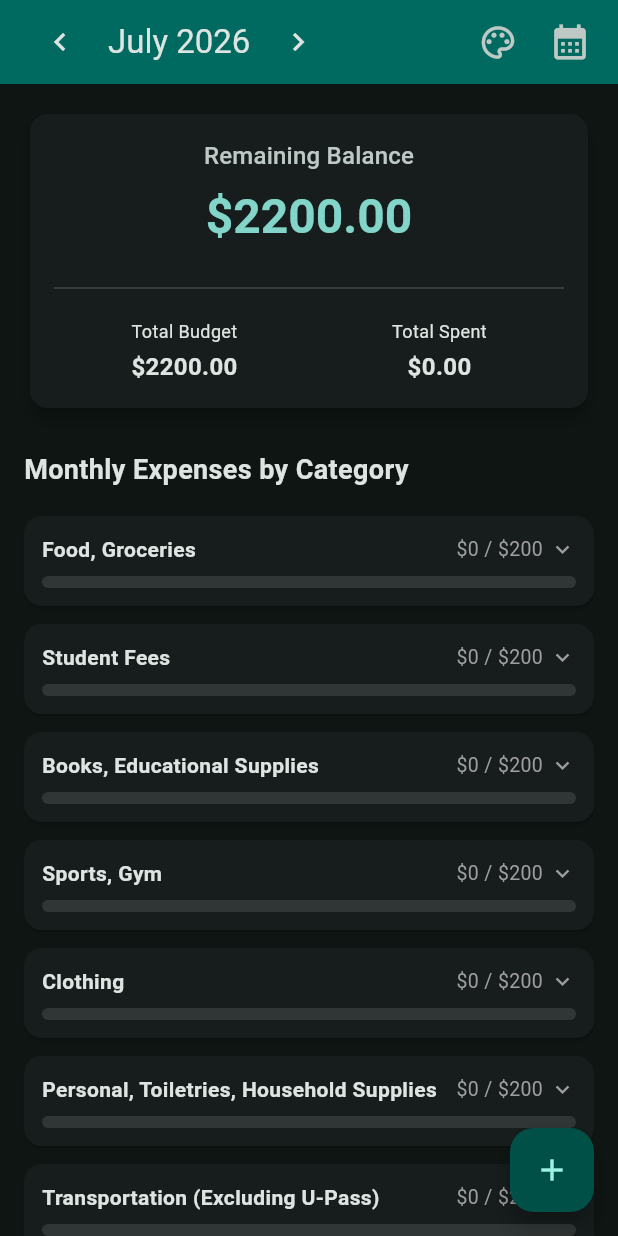
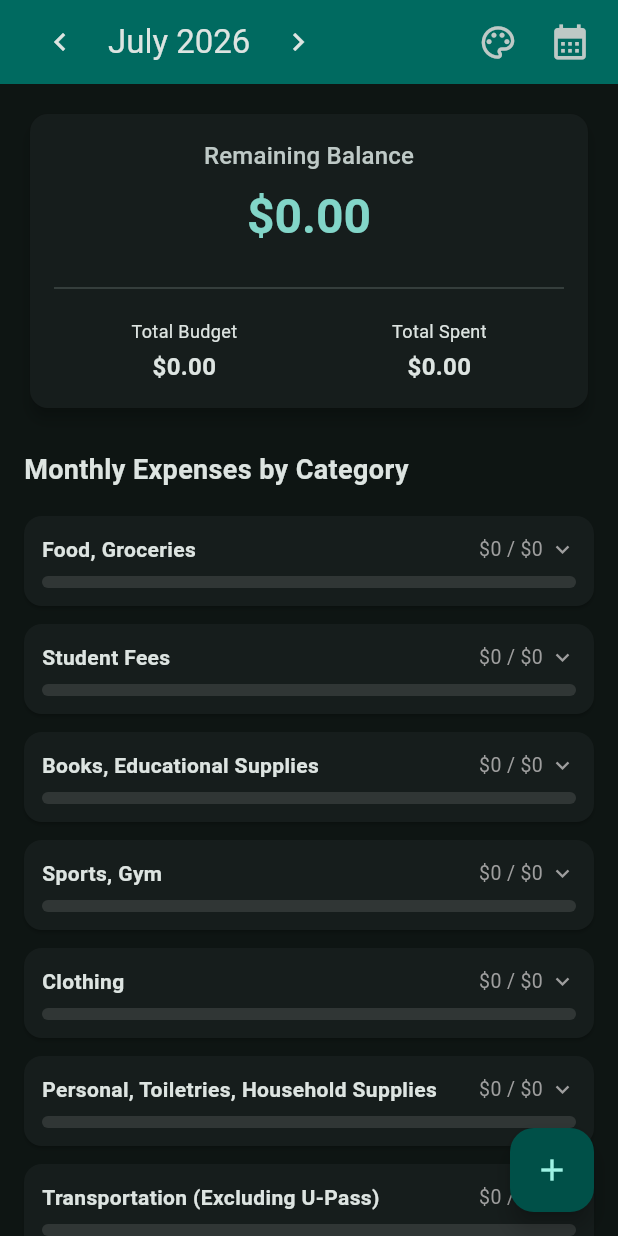
Before and after one commit to Arvin-Rsl/personal-budget-tracker, a Flutter app: the screen it shows after launch, on a phone screen of 412 x 824 dp. Run offline on Flutter 3.47's test engine with Material 3 defaults, Android fonts, the phone set to English and light mode, and no system bars.

Commit message:
refactor: derive category budgets from Transfers instead of hardcoded allocatedBudget

```diff
--- a/lib/models/budget_models.dart
+++ b/lib/models/budget_models.dart
@@ -2,13 +2,8 @@
 class Category {
   final String id;
   final String name;
-  final double allocatedBudget;
 
-  Category({
-    required this.id,
-    required this.name,
-    required this.allocatedBudget,
-  });
+  Category({required this.id, required this.name});
 }
 
 class Transaction {
--- a/lib/providers/budget_provider.dart
+++ b/lib/providers/budget_provider.dart
@@ -6,37 +6,16 @@ import 'package:personal_budget_app/models/budget_models.dart';
 
 class BudgetProvider extends ChangeNotifier {
   final List<Category> _categories = [
-    Category(id: '1', name: 'Food, Groceries', allocatedBudget: 200.0),
-    Category(id: '2', name: 'Student Fees', allocatedBudget: 200.0),
-    Category(
-      id: '3',
-      name: 'Books, Educational Supplies',
-      allocatedBudget: 200.0,
-    ),
-    Category(id: '4', name: 'Sports, Gym', allocatedBudget: 200.0),
-    Category(id: '5', name: 'Clothing', allocatedBudget: 200.0),
-    Category(
-      id: '6',
-      name: 'Personal, Toiletries, Household Supplies',
-      allocatedBudget: 200.0,
-    ),
-    Category(
-      id: '7',
-      name: 'Transportation (Excluding U-Pass)',
-      allocatedBudget: 200.0,
-    ),
-    Category(
-      id: '8',
-      name: 'Tech Services (Internet, Phone, etc.)',
-      allocatedBudget: 200.0,
-    ),
-    Category(id: '9', name: 'Clubs, Recreation', allocatedBudget: 200.0),
-    Category(
-      id: '10',
-      name: 'Having Fun, Social Activities',
-      allocatedBudget: 200.0,
-    ),
-    Category(id: '11', name: 'Savings', allocatedBudget: 200.0),
+    Category(id: '1', name: 'Food, Groceries'),
+    Category(id: '2', name: 'Student Fees'),
+    Category(id: '3', name: 'Books, Educational Supplies'),
+    Category(id: '4', name: 'Sports, Gym'),
+    Category(id: '5', name: 'Clothing'),
+    Category(id: '6', name: 'Personal, Toiletries, Household Supplies'),
+    Category(id: '7', name: 'Transportation (Excluding U-Pass)'),
+    Category(id: '8', name: 'Tech Services (Internet, Phone, etc.)'),
+    Category(id: '9', name: 'Clubs, Recreation'),
+    Category(id: '10', name: 'Having Fun, Social Activities'),
   ];
   List<Transaction> _transactions = [];
   List<Income> _incomes = [];
@@ -113,12 +92,14 @@ class BudgetProvider extends ChangeNotifier {
     return allocated;
   }
 
-  // TODO: getTotalBudget needs year/month params now; sum derived per-category budgets instead of the removed Category.allocatedBudget
-
-  double getTotalBudget() {
+  double getTotalBudget(int year, int month) {
     double totalBudget = 0;
     for (Category category in categories) {
-      totalBudget += category.allocatedBudget;
+      totalBudget += getAllocatedBudgetForCategoryAndMonth(
+        category.id,
+        year,
+        month,
+      );
     }
     return totalBudget;
   }
@@ -134,11 +115,7 @@ class BudgetProvider extends ChangeNotifier {
   }
 
   double getOverallRemainingBudgetForMonth(int year, int month) {
-    double totalBudget = 0.0;
-    for (Category category in categories) {
-      totalBudget += category.allocatedBudget;
-    }
-    return totalBudget - getTotalSpentForMonth(year, month);
+    return getTotalBudget(year, month) - getTotalSpentForMonth(year, month);
   }
 
   double getAmountSpentForCategoryAndMonth(
--- a/lib/screens/home_screen.dart
+++ b/lib/screens/home_screen.dart
@@ -49,7 +49,7 @@ class _HomeScreenState extends State<HomeScreen> {
       targetYear,
       targetMonth,
     );
-    final double totalBudget = provider.getTotalBudget();
+    final double totalBudget = provider.getTotalBudget(targetYear, targetMonth);
 
     return Scaffold(
       appBar: AppBar(
@@ -201,9 +201,16 @@ class _HomeScreenState extends State<HomeScreen> {
                       targetMonth,
                     );
                 final bool isExpanded = category.id == _expandedCategoryId;
+                final allocatedBudget = provider
+                    .getAllocatedBudgetForCategoryAndMonth(
+                      category.id,
+                      targetYear,
+                      targetMonth,
+                    );
 
                 return CategoryCard(
                   category: category,
+                  allocatedBudget: allocatedBudget,
                   spentAmount: spent,
                   transactions: transactions,
                   isExpanded: isExpanded,
--- a/lib/widgets/category_card.dart
+++ b/lib/widgets/category_card.dart
@@ -4,6 +4,7 @@ import 'transaction_tile.dart';
 
 class CategoryCard extends StatelessWidget {
   final Category category;
+  final double allocatedBudget;
   final double spentAmount;
   final List<Transaction> transactions;
   final bool isExpanded;
@@ -14,6 +15,7 @@ class CategoryCard extends StatelessWidget {
   const CategoryCard({
     super.key,
     required this.category,
+    required this.allocatedBudget,
     required this.spentAmount,
     required this.transactions,
     required this.isExpanded,
@@ -36,7 +38,7 @@ class CategoryCard extends StatelessWidget {
 
   @override
   Widget build(BuildContext context) {
-    final double budget = category.allocatedBudget;
+    final double budget = allocatedBudget;
     final double percentSpent = budget > 0 ? (spentAmount / budget) : 0.0;
 
     return Card(
```
